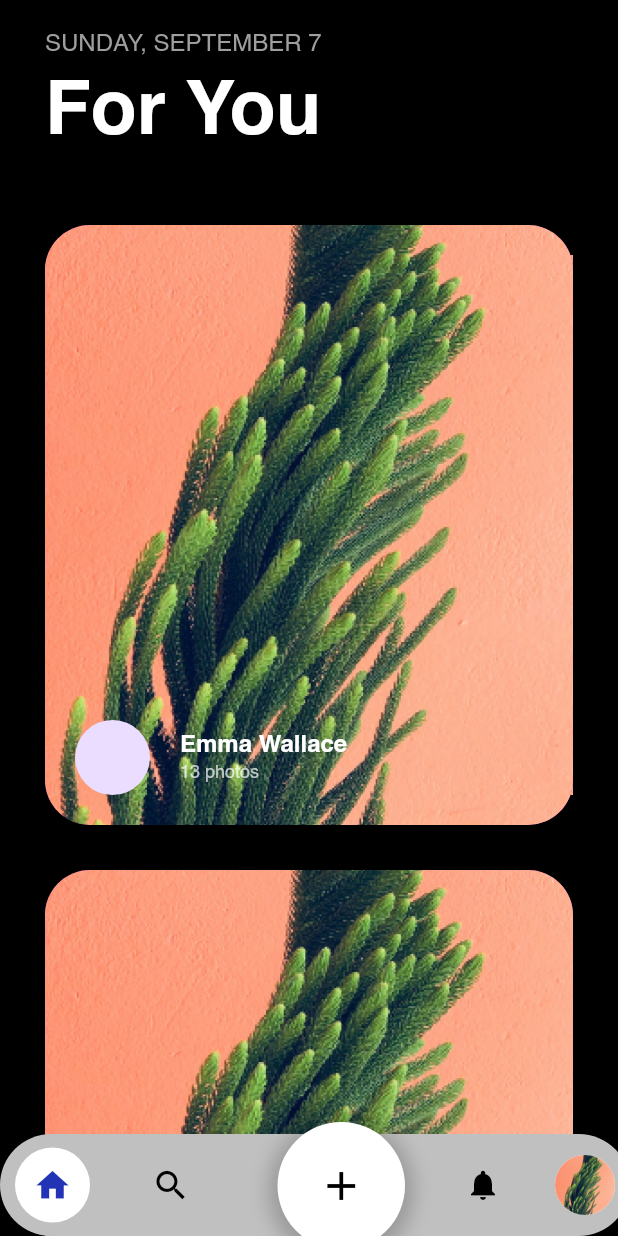
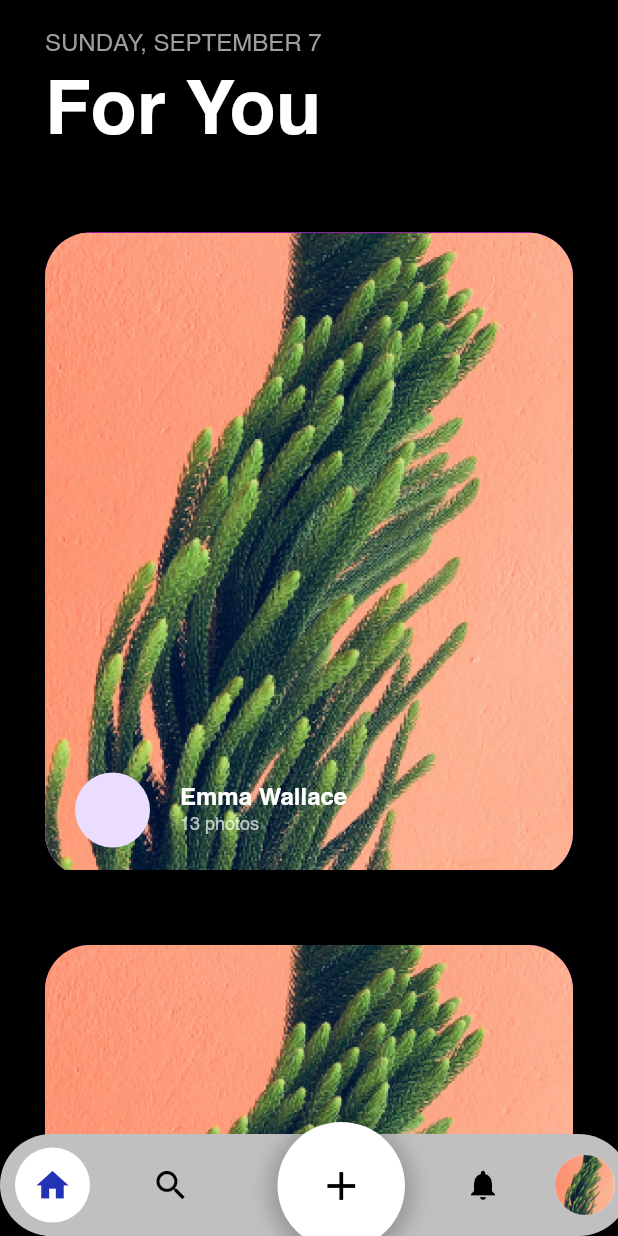
Before and after one commit to coderrrrr2/cardflow-darkmotion, a Flutter app: the screen it shows after launch, on a phone screen of 412 x 824 dp. Run offline on Flutter 3.47's test engine with Material 3 defaults, Android fonts, the phone set to English and light mode, and no system bars; drawn by our look-alikes of card_swiper; our stand-ins replace flutter_riverpod, flutter_svg.

Commit message:
worked on card animation(finished swiping out, working on swiping in)

```diff
--- a/lib/shared/assets.dart
+++ b/lib/shared/assets.dart
@@ -5,6 +5,10 @@
 
 String tree = "tree".png;
 String greenLeafs = "green_leafs".jpeg;
+String greenLeafsTwo = "green_leafs2".jpeg;
+String purpleGreenLeafs = "purple_green_leafs".webp;
+String whiteGreenLeafs = "white_green_leafs".jpg;
+String desertDunes = "desert_dune".jpg;
 
 //svg
 
@@ -12,7 +16,10 @@
 
 extension ImageExtension on String {
   String get png => 'assets/pngs/$this.png';
+  String get jpg => 'assets/pngs/$this.jpg';
   String get jpeg => 'assets/pngs/$this.jpeg';
+  String get webp => 'assets/pngs/$this.webp';
+
   String get svg => 'assets/svgs/$this.svg';
   String get json => 'assets/jsons/$this.json';
 
--- a/lib/views/home_view.dart
+++ b/lib/views/home_view.dart
@@ -4,7 +4,7 @@
 import 'package:animation_practice1/views/widgets/header.dart';
 import 'package:animation_practice1/views/widgets/home_tile.dart';
 import 'package:animation_practice1/views/widgets/nav_bar.dart';
-import 'package:animation_practice1/views/widgets/top_slider.dart';
+import 'package:animation_practice1/views/widgets/card_slider.dart';
 import 'package:flutter/material.dart';
 import 'package:flutter_riverpod/flutter_riverpod.dart';
 
@@ -86,26 +86,31 @@
             ScaleTransition(
               scale: _scaleAnimation,
               alignment: Alignment.topCenter,
-              child: Padding(
-                padding: EdgeInsets.symmetric(
-                  horizontal: 30,
-                ).copyWith(top: paddingValue),
               child: SingleChildScrollView(
                 physics: const NeverScrollableScrollPhysics(),
                 child: Column(
                   crossAxisAlignment: CrossAxisAlignment.start,
                   children: [
-                      Header(),
+                    Padding(
+                      padding: EdgeInsets.symmetric(
+                        horizontal: 30,
+                      ).copyWith(top: paddingValue),
+                      child: Header(),
+                    ),
                     addHeight(30),
-                      TopSlider(),
+                    CardSlider(),
                     addHeightAnimated(isCardExpanded ? 200 : 30),
-                      HomeTile(
+                    Padding(
+                      padding: EdgeInsets.symmetric(
+                        horizontal: 30,
+                      ).copyWith(top: paddingValue),
+                      child: HomeTile(
                         imagePath: tree,
                         title: 'Emma Wallace',
                         description: '13 photos',
                       ),
+                    ),
                   ],
-                  ),
                 ),
               ),
             ),
--- /dev/null
+++ b/lib/views/widgets/card_delegate.dart
@@ -0,0 +1,142 @@
+import 'package:flutter/material.dart';
+
+class ParallaxFlowDelegate extends FlowDelegate {
+  final double offsetX;
+  final bool isCardExpanded;
+  final double swipeProgress;
+  final bool isSwipingLeft;
+
+  ParallaxFlowDelegate({
+    this.offsetX = 20.0,
+    required this.isCardExpanded,
+    this.swipeProgress = 0.0,
+    this.isSwipingLeft = true,
+  });
+
+  @override
+  void paintChildren(FlowPaintingContext context) {
+    final total = context.childCount;
+    final size = context.size;
+
+    for (int i = 0; i < total; i++) {
+      final childIndex = total - 1 - i;
+
+      final indexFromTop = (total - 1 - i).clamp(0, total - 1);
+      if (indexFromTop > 2) continue; // Only paint top 3 cards
+
+      // Base X offset (for stacked look when expanded)
+      double dx = isCardExpanded ? offsetX * indexFromTop : 0.0;
+      double dy =
+          !isCardExpanded
+              ? 5
+              : indexFromTop * 20.0; // Vertical offset for stacking
+
+      // Apply swipe parallax offset
+      if (swipeProgress > 0.0) {
+        dx += _calculateSwipeOffset(indexFromTop, swipeProgress, size.width);
+        // Add parallax movement for Y position during swipe
+        dy += _calculateSwipeYOffset(indexFromTop, swipeProgress);
+      }
+
+      // Enhanced scaling with parallax progression
+      final scales = _calculateParallaxScales(indexFromTop, swipeProgress);
+      double scaleX = scales['scaleX']!;
+      double scaleY = scales['scaleY']!;
+
+      final transform = Matrix4.translationValues(dx, dy, 0)
+        ..scale(scaleX, scaleY);
+
+      // Map to the correct child index to ensure proper z-order
+
+      context.paintChild(childIndex, transform: transform);
+    }
+  }
+
+  Map<String, double> _calculateParallaxScales(
+    int indexFromTop,
+    double swipeProgress,
+  ) {
+    double scaleX = 1.0;
+    double scaleY = 1.0;
+
+    if (!isCardExpanded) {
+      return {'scaleX': scaleX, 'scaleY': scaleY};
+    }
+
+    // Base scales for each card depth
+    final baseScales = [
+      const Offset(0.9, 1.0), // Top card
+      const Offset(0.9, 0.94), // Second card
+      const Offset(0.9, 0.9), // Third card
+    ];
+
+    // Growth multipliers (how much each card grows with swipe)
+    final growthFactors = [
+      const Offset(-0.1, -0.1), // Top card shrinks when swiping left
+      const Offset(0.0, 0.05), // Second card grows vertically
+      const Offset(0.05, 0.05), // Third card subtle growth
+    ];
+
+    // Clamp index (so if more than 3 cards, reuse last config)
+    final idx = indexFromTop.clamp(0, baseScales.length - 1);
+
+    final base = baseScales[idx];
+    final growth = growthFactors[idx];
+
+    // Direction multiplier: -1 when swiping right, +1 when left
+    final dir = isSwipingLeft ? 1.0 : -1.0;
+
+    // Apply growth smoothly with swipeProgress
+    scaleX = base.dx + (growth.dx * swipeProgress * dir);
+    scaleY = base.dy + (growth.dy * swipeProgress * dir);
+
+    return {'scaleX': scaleX, 'scaleY': scaleY};
+  }
+
+  double _calculateSwipeOffset(
+    int indexFromTop,
+    double progress,
+    double screenWidth,
+  ) {
+    // Parallax depth factor: top moves most, deeper cards less
+    final depthFactor = 0.05 + (0.02 * indexFromTop);
+
+    // For both left and right swipes, use negative direction to ensure correct movement (left swipe: 0 to -max, right swipe: -max to 0)
+    final dir = -1.0;
+
+    // Top card moves full width, others move fractionally
+    final maxShift =
+        indexFromTop == 0 ? screenWidth : screenWidth * depthFactor;
+
+    // For swipe right, invert progress (since entering)
+    final effectiveProgress = isSwipingLeft ? progress : (1.0 - progress);
+
+    return dir * maxShift * effectiveProgress;
+  }
+
+  double _calculateSwipeYOffset(int indexFromTop, double progress) {
+    if (!isCardExpanded) return 0.0;
+
+    // Each deeper card moves up into previous card’s slot
+    // Y shift = -20 * progress * dir
+    final dir = isSwipingLeft ? -1.0 : 1.0;
+
+    // Only cards deeper than the top should shift
+    if (indexFromTop == 0) return 0.0;
+
+    return dir * 20.0 * progress;
+  }
+
+  @override
+  Size getSize(BoxConstraints constraints) {
+    return Size(constraints.maxWidth, constraints.maxHeight);
+  }
+
+  @override
+  bool shouldRepaint(covariant ParallaxFlowDelegate oldDelegate) {
+    return oldDelegate.offsetX != offsetX ||
+        oldDelegate.isCardExpanded != isCardExpanded ||
+        oldDelegate.swipeProgress != swipeProgress ||
+        oldDelegate.isSwipingLeft != isSwipingLeft;
+  }
+}
--- /dev/null
+++ b/lib/views/widgets/card_slider.dart
@@ -0,0 +1,154 @@
+import 'package:animation_practice1/shared/assets.dart';
+import 'package:animation_practice1/viewmodel/home_viewmodel.dart';
+import 'package:animation_practice1/views/widgets/card_delegate.dart';
+import 'package:animation_practice1/views/widgets/home_tile.dart';
+import 'package:flutter/material.dart';
+import 'package:flutter_riverpod/flutter_riverpod.dart';
+
+class CardSlider extends ConsumerStatefulWidget {
+  const CardSlider({super.key});
+
+  @override
+  ConsumerState<CardSlider> createState() => _CardSliderState();
+}
+
+class _CardSliderState extends ConsumerState<CardSlider>
+    with TickerProviderStateMixin {
+  final List<HomeTile> allCards = [
+    HomeTile(
+      key: const ValueKey('emma'),
+      imagePath: tree,
+      title: 'Emma Wallace',
+      description: '13 photos',
+    ),
+    HomeTile(
+      key: const ValueKey('harry'),
+      imagePath: greenLeafsTwo,
+      title: 'Harry Sans',
+      description: '13 photos',
+    ),
+    HomeTile(
+      key: const ValueKey('garden'),
+      imagePath: greenLeafs,
+      title: 'Garden Views',
+      description: '15 photos',
+    ),
+    HomeTile(
+      key: const ValueKey('forest'),
+      imagePath: purpleGreenLeafs,
+      title: 'Forest Trail',
+      description: '7 photos',
+    ),
+  ];
+
+  late AnimationController _swipeController;
+  late Animation<double> _swipeAnimation;
+  bool _isAnimating = false;
+  bool _isSwipingLeft = true;
+
+  @override
+  void initState() {
+    super.initState();
+
+    _swipeController = AnimationController(
+      duration: const Duration(milliseconds: 400),
+      vsync: this,
+    );
+    _swipeAnimation = CurvedAnimation(
+      parent: _swipeController,
+      curve: Curves.easeInOut,
+    );
+  }
+
+  @override
+  void dispose() {
+    _swipeController.dispose();
+    super.dispose();
+  }
+
+  Future<void> swipeLeft() async {
+    if (_isAnimating) return;
+
+    setState(() {
+      _isAnimating = true;
+      _isSwipingLeft = true;
+    });
+
+    await _swipeController.forward();
+
+    setState(() {
+      final first = allCards.removeAt(0);
+      allCards.add(first);
+      _isAnimating = false;
+    });
+
+    _swipeController.reset();
+  }
+
+  Future<void> swipeRight() async {
+    if (_isAnimating) return;
+
+    setState(() {
+      _isAnimating = true;
+      _isSwipingLeft = false;
+    });
+
+    await _swipeController.forward();
+
+    setState(() {
+      final last = allCards.removeLast();
+      allCards.insert(0, last);
+      _isAnimating = false;
+    });
+
+    _swipeController.reset();
+  }
+
+  @override
+  Widget build(BuildContext context) {
+    final isCardExpanded = ref.watch(
+      homeProvider.select((state) => state.isCardExpanded),
+    );
+    print(allCards.map((e) => e.title).toList());
+
+    return GestureDetector(
+      onHorizontalDragEnd: (details) {
+        if (details.primaryVelocity! < -20) {
+          swipeLeft();
+        } else if (details.primaryVelocity! > 20) {
+          swipeRight();
+        }
+      },
+      onTap: () {
+        if (!_isAnimating) {
+          ref.read(homeProvider.notifier).toggleExpanded();
+        }
+      },
+      child: Padding(
+        padding:
+            isCardExpanded
+                ? const EdgeInsets.only(left: 30, right: 10)
+                : const EdgeInsets.symmetric(horizontal: 30),
+        child: AnimatedContainer(
+          duration: const Duration(milliseconds: 600),
+          height: isCardExpanded ? 600 : 430,
+          curve: Curves.easeInOut,
+          child: AnimatedBuilder(
+            animation: _swipeAnimation,
+            builder: (context, child) {
+              return Flow(
+                delegate: ParallaxFlowDelegate(
+                  isCardExpanded: isCardExpanded,
+                  offsetX: 20,
+                  swipeProgress: _isAnimating ? _swipeAnimation.value : 0.0,
+                  isSwipingLeft: _isSwipingLeft,
+                ),
+                children: allCards, // full list, first element = topmost
+              );
+            },
+          ),
+        ),
+      ),
+    );
+  }
+}
--- a/lib/views/widgets/home_tile.dart
+++ b/lib/views/widgets/home_tile.dart
@@ -15,7 +15,6 @@
     this.onTap,
   });
 
-  /// `copyWith` lets you clone a HomeTile with new parameters
   HomeTile copyWith({
     String? title,
     String? description,
--- a/lib/views/widgets/nav_bar.dart
+++ b/lib/views/widgets/nav_bar.dart
@@ -65,8 +65,7 @@
           mainAxisAlignment: MainAxisAlignment.center,
           children: [
             NavBarContainer(
-              beginWidth: isNavBarOpen ? 0 : 210,
-              endWidth: isNavBarOpen ? 0 : 210,
+              width: isNavBarOpen ? 0 : 210,
               borderRadius: const BorderRadius.only(
                 topLeft: Radius.circular(60),
                 bottomLeft: Radius.circular(60),
@@ -105,8 +104,7 @@
               ),
             ),
             NavBarContainer(
-              beginWidth: isNavBarOpen ? 0 : 210,
-              endWidth: isNavBarOpen ? 0 : 210,
+              width: isNavBarOpen ? 0 : 210,
               borderRadius: const BorderRadius.only(
                 topRight: Radius.circular(60),
                 bottomRight: Radius.circular(60),
--- a/lib/views/widgets/nav_bar_container.dart
+++ b/lib/views/widgets/nav_bar_container.dart
@@ -3,13 +3,11 @@
 class NavBarContainer extends StatelessWidget {
   final BorderRadiusGeometry borderRadius;
   final Widget child;
-  final double beginWidth;
-  final double endWidth;
+  final double width;
 
   const NavBarContainer({
     super.key,
-    required this.beginWidth,
-    required this.endWidth,
+    required this.width,
     required this.borderRadius,
     required this.child,
   });
@@ -19,7 +17,7 @@
     return AnimatedContainer(
       duration: const Duration(milliseconds: 500),
       curve: Curves.easeInOut,
-      width: endWidth,
+      width: width,
       height: 68,
       decoration: BoxDecoration(
         color: const Color.fromRGBO(192, 192, 192, 1),
--- a/lib/views/widgets/top_slider.dart
+++ /dev/null
@@ -1,62 +0,0 @@
-import 'package:animation_practice1/shared/assets.dart';
-import 'package:animation_practice1/viewmodel/home_viewmodel.dart';
-import 'package:animation_practice1/views/widgets/home_tile.dart';
-import 'package:card_swiper/card_swiper.dart';
-import 'package:flutter/material.dart';
-import 'package:flutter_riverpod/flutter_riverpod.dart';
-
-class TopSlider extends ConsumerWidget {
-  const TopSlider({super.key});
-
-  @override
-  Widget build(BuildContext context, WidgetRef ref) {
-    List<HomeTile> tiles = [
-      HomeTile(
-        imagePath: tree,
-        title: 'Emma Wallace',
-        description: '13 photos',
-      ),
-      HomeTile(
-        imagePath: greenLeafs,
-        title: 'Harry Sans',
-        description: '13 photos',
-      ),
-      HomeTile(imagePath: tree, title: 'Tulip', description: '13 photos'),
-      HomeTile(imagePath: tree, title: 'Orchid', description: '13 photos'),
-      HomeTile(imagePath: tree, title: 'Lily', description: '13 photos'),
-    ];
-
-    List<HomeTile> homeTile = [
-      HomeTile(
-        imagePath: tree,
-        title: 'Emma Wallace',
-        description: '13 photos',
-      ),
-    ];
-
-    final isCardExpanded = ref.watch(
-      homeProvider.select((state) => state.isCardExpanded),
-    );
-    return AnimatedContainer(
-      duration: const Duration(milliseconds: 600),
-      height: isCardExpanded ? 600 : 400,
-      curve: Curves.easeInOut,
-      child: Swiper(
-        axisDirection: AxisDirection.right,
-        itemCount: isCardExpanded ? tiles.length : homeTile.length,
-        layout: SwiperLayout.STACK,
-        loop: false,
-        itemWidth: 900,
-        itemBuilder: (BuildContext context, int index) {
-          final tile = isCardExpanded ? tiles[index] : homeTile[0];
-          return tile.copyWith(
-            onTap: () {
-              ref.read(homeProvider.notifier).toggleExpanded();
-            },
-          );
-        },
-        duration: 300,
-      ),
-    );
-  }
-}
```
Also changed, not shown: assets/pngs/desert_dune.jpg (added), assets/pngs/green_leafs2.jpeg (added), assets/pngs/purple_green_leafs.webp (added), assets/pngs/white_green_leafs.jpg (added). Lines whose indentation alone changed are shown as unchanged.
